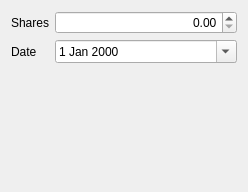
The window that src/views/ui_files/dialogs/security_transfer_dialog.ui (JakubFranek/Kapytal) describes before a commit, drawn with Qt 5.
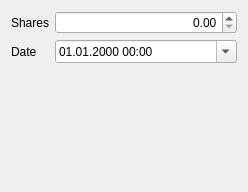
The same window after the commit.

```diff
--- a/src/views/ui_files/dialogs/security_transfer_dialog.ui
+++ b/src/views/ui_files/dialogs/security_transfer_dialog.ui
@@ -57,6 +57,9 @@
      </item>
      <item row="1" column="1">
       <widget class="QDateEdit" name="dateEdit">
+       <property name="displayFormat">
+        <string>dd.MM.yyyy hh:mm</string>
+       </property>
        <property name="calendarPopup">
         <bool>true</bool>
        </property>
```
